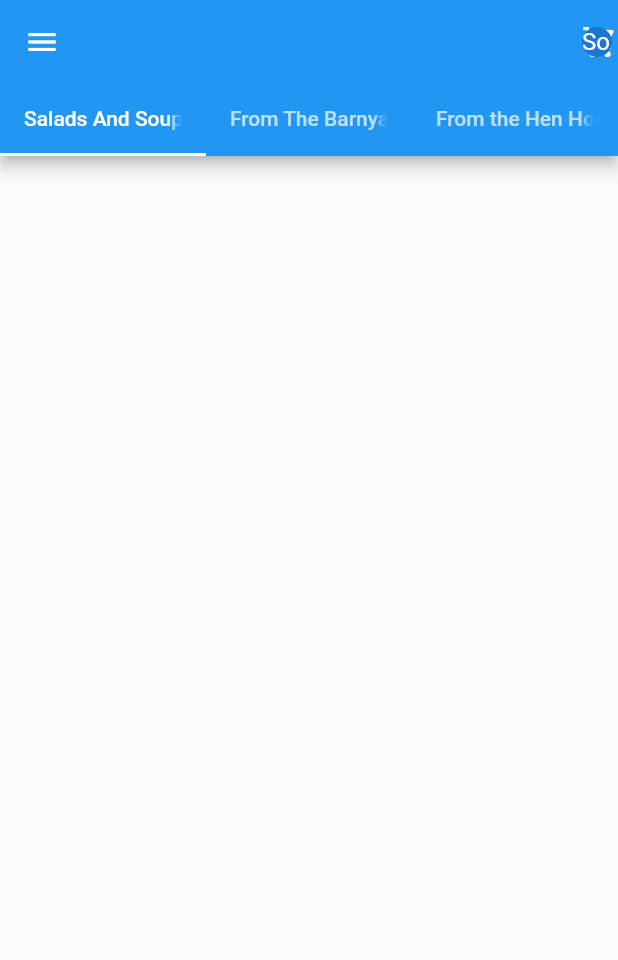
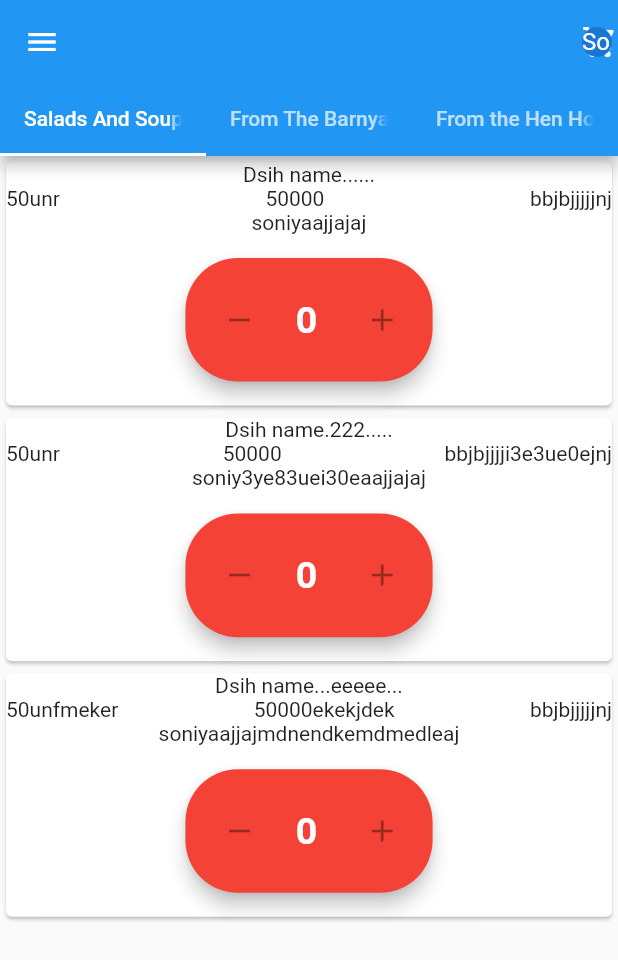
Before and after one commit to soniyaarockiya/collabo_demo_flutter, a Flutter app: the screen it shows after launch, on a phone screen of 412 x 824 dp. Shown: the top 960 px of the screen. Run offline on Flutter 3.47's test engine with Material 2 defaults, Android fonts, the phone set to English and light mode, and no system bars; network calls fail.

Commit message:
Second Commit

```diff
--- /dev/null
+++ b/lib/data/food_item_pojo.dart
@@ -0,0 +1,14 @@
+class FoodItem {
+  final String dishName;
+  final String dishPrice;
+  final String dishCalories;
+  final String dishDescription;
+  final String dishImageUrl;
+
+  FoodItem(
+      {this.dishName,
+      this.dishPrice,
+      this.dishCalories,
+      this.dishDescription,
+      this.dishImageUrl});
+}
--- a/lib/main.dart
+++ b/lib/main.dart
@@ -10,7 +10,7 @@ class MyApp extends StatelessWidget {
   @override
   Widget build(BuildContext context) {
     return MaterialApp(
-      debugShowCheckedModeBanner: false,
+      debugShowCheckedModeBanner: true,
       title: 'Flutter Demo',
       theme: ThemeData(
         primarySwatch: Colors.blue,
--- a/lib/screens/home_screen.dart
+++ b/lib/screens/home_screen.dart
@@ -1,5 +1,8 @@
+import 'package:collabo_demo_flutter/data/food_item_pojo.dart';
 import 'package:flutter/material.dart';
 import 'package:collabo_demo_flutter/sub_widgets/drawer_menu.dart';
+import 'package:collabo_demo_flutter/sub_widgets/list_view_builder.dart';
+import 'package:collabo_demo_flutter/service/api_service.dart';
 
 class HomePage extends StatefulWidget {
   static const id = 'home_screen';
@@ -14,6 +17,38 @@ class _HomePageState extends State<HomePage> {
     Tab(text: 'From The Barnyard'),
     Tab(text: 'From the Hen House'),
   ];
+
+  List<FoodItem> foodItemListInData = [
+    FoodItem(
+      dishName: 'Dsih name......',
+      dishPrice: '50unr',
+      dishCalories: '50000',
+      dishDescription: 'soniyaajjajaj',
+      dishImageUrl: 'bbjbjjjjjnj',
+    ),
+    FoodItem(
+      dishName: 'Dsih name.222.....',
+      dishPrice: '50unr',
+      dishCalories: '50000',
+      dishDescription: 'soniy3ye83uei30eaajjajaj',
+      dishImageUrl: 'bbjbjjjji3e3ue0ejnj',
+    ),
+    FoodItem(
+      dishName: 'Dsih name...eeeee...',
+      dishPrice: '50unfmeker',
+      dishCalories: '50000ekekjdek',
+      dishDescription: 'soniyaajjajmdnendkemdmedleaj',
+      dishImageUrl: 'bbjbjjjjjnj',
+    ),
+  ];
+
+  @override
+  void initState() {
+    // TODO: implement initState
+    super.initState();
+    ApiService apiService = new ApiService();
+    apiService.getFoodData();
+  }
 
   @override
   Widget build(BuildContext context) {
@@ -39,6 +74,17 @@ class _HomePageState extends State<HomePage> {
             ],
           ),
           drawer: DrawerMenu(),
+          body: TabBarView(children: [
+            ListViewBase(
+              foodList: foodItemListInData,
+            ),
+            ListViewBase(
+              foodList: foodItemListInData,
+            ),
+            ListViewBase(
+              foodList: foodItemListInData,
+            ),
+          ]),
         ),
       ),
     );
--- a/lib/screens/loginPage.dart
+++ b/lib/screens/loginPage.dart
@@ -30,14 +30,14 @@ class _LoginPageState extends State<LoginPage> {
               RoundedButton(
                 onPressed: null,
                 color: Colors.blue,
-                title: 'Google',
-                buttonIcon: Icons.check_circle,
+                middleText: 'Google',
+                buttonIcon1: Icons.check_circle,
               ),
               RoundedButton(
                 onPressed: null,
                 color: Colors.green,
-                title: 'Phone',
-                buttonIcon: Icons.phone,
+                middleText: 'Phone',
+                buttonIcon1: Icons.phone,
               ),
             ],
           ),
--- /dev/null
+++ b/lib/service/api_service.dart
@@ -0,0 +1,14 @@
+import 'package:collabo_demo_flutter/data/food_item_pojo.dart';
+import 'package:collabo_demo_flutter/service/networking.dart';
+
+class ApiService {
+  Networking _networking = new Networking();
+  List<FoodItem> foodItemList = [];
+
+  Future<void> getFoodData() async {
+    String url = "https://www.mocky.io/v2/5dfccffc310000efc8d2c1ad";
+    dynamic response = await _networking.getResponse(url);
+
+    print(response[0]["table_menu_list"]);
+  }
+}
--- /dev/null
+++ b/lib/service/networking.dart
@@ -0,0 +1,18 @@
+import 'dart:convert' as convert;
+
+import 'package:http/http.dart' as http;
+
+class Networking {
+  Future<dynamic> getResponse(String url) async {
+    http.Response response = await http.get(url);
+    if (response.statusCode == 200) {
+      dynamic jsonResponse = convert.jsonDecode(response.body);
+      return jsonResponse;
+    } else {
+      //10. Handle any errors that occur during the request.
+      print(response.statusCode);
+      //Optional: throw an error if our request fails.
+      throw 'Problem with the get request';
+    }
+  }
+}
--- a/lib/sub_widgets/drawer_menu.dart
+++ b/lib/sub_widgets/drawer_menu.dart
@@ -13,14 +13,16 @@ class _DrawerMenuState extends State<DrawerMenu> {
       child: Drawer(
         child: Column(
           children: <Widget>[
-            UserAccountsDrawerHeader(
-              accountName: Text('Some name'),
+            Center(
+              child: UserAccountsDrawerHeader(
+                accountName: Center(child: Text('Some name')),
                 accountEmail: null,
                 decoration: BoxDecoration(
                     color: Colors.green,
                     borderRadius: BorderRadius.only(
                         bottomRight: Radius.circular(32.0),
                         bottomLeft: Radius.circular(32.0))),
+              ),
             ),
             ListTile(
               dense: false,
--- /dev/null
+++ b/lib/sub_widgets/list_card.dart
@@ -0,0 +1,65 @@
+import 'package:flutter/material.dart';
+import 'package:collabo_demo_flutter/sub_widgets/roundButtons.dart';
+import 'package:collabo_demo_flutter/data/food_item_pojo.dart';
+
+class ListCard extends StatefulWidget {
+  final FoodItem foodItem;
+
+  ListCard({this.foodItem});
+
+  @override
+  _ListCardState createState() => _ListCardState();
+}
+
+class _ListCardState extends State<ListCard> {
+  int itemCount = 0;
+
+  @override
+  Widget build(BuildContext context) {
+    return Card(
+      child: Column(
+        mainAxisAlignment: MainAxisAlignment.center,
+        children: <Widget>[
+          Text(widget.foodItem.dishName),
+          Row(
+            mainAxisAlignment: MainAxisAlignment.spaceBetween,
+            children: <Widget>[
+              Text(widget.foodItem.dishPrice),
+              Text(widget.foodItem.dishCalories),
+              Text(widget.foodItem.dishImageUrl),
+            ],
+          ),
+          Text(widget.foodItem.dishDescription),
+          Container(
+            width: MediaQuery.of(context).copyWith().size.height / 5,
+            child: RoundedButton(
+              color: Colors.red,
+              middleText: '$itemCount',
+              onPressed: null,
+              buttonIcon1: Icons.remove,
+              onIconPress1: decreaseItem,
+              onIconPress2: increaseItem,
+              buttonIcon2: Icons.add,
+            ),
+          )
+        ],
+      ),
+    );
+  }
+
+  void increaseItem() {
+    if (itemCount <= 9) {
+      setState(() {
+        itemCount = itemCount + 1;
+      });
+    }
+  }
+
+  void decreaseItem() {
+    if (itemCount != 0) {
+      setState(() {
+        itemCount = itemCount - 1;
+      });
+    }
+  }
+}
--- /dev/null
+++ b/lib/sub_widgets/list_view_builder.dart
@@ -0,0 +1,26 @@
+import 'package:collabo_demo_flutter/data/food_item_pojo.dart';
+import 'package:collabo_demo_flutter/sub_widgets/list_card.dart';
+import 'package:flutter/material.dart';
+
+class ListViewBase extends StatefulWidget {
+  final List<FoodItem> foodList;
+
+  ListViewBase({this.foodList});
+
+  @override
+  _ListViewBaseState createState() => _ListViewBaseState();
+}
+
+class _ListViewBaseState extends State<ListViewBase> {
+  @override
+  Widget build(BuildContext context) {
+    return ListView.builder(
+      itemCount: widget.foodList.length,
+      itemBuilder: (context, index) {
+        return ListCard(
+          foodItem: widget.foodList[index],
+        );
+      },
+    );
+  }
+}
--- a/lib/sub_widgets/roundButtons.dart
+++ b/lib/sub_widgets/roundButtons.dart
@@ -3,12 +3,21 @@ import 'package:collabo_demo_flutter/constants/ui_constants.dart';
 
 class RoundedButton extends StatelessWidget {
   RoundedButton(
-      {this.title, this.color, @required this.onPressed, this.buttonIcon});
+      {this.middleText,
+      this.color,
+      @required this.onPressed,
+      this.buttonIcon1,
+      this.buttonIcon2,
+      this.onIconPress1,
+      this.onIconPress2});
 
-  final String title;
+  final String middleText;
   final Function onPressed;
   final Color color;
-  final IconData buttonIcon;
+  final IconData buttonIcon1;
+  final IconData buttonIcon2;
+  final Function onIconPress1;
+  final Function onIconPress2;
 
   @override
   Widget build(BuildContext context) {
@@ -23,15 +32,27 @@ class RoundedButton extends StatelessWidget {
           minWidth: MediaQuery.of(context).copyWith().size.width / 30,
           height: MediaQuery.of(context).copyWith().size.height / 10,
           child: Row(
+            mainAxisAlignment: MainAxisAlignment.spaceBetween,
             children: <Widget>[
-              Icon(
-                buttonIcon,
+              Expanded(
+                child: IconButton(
+                  icon: Icon(buttonIcon1),
+                  onPressed: onIconPress1,
+                ),
               ),
               kSizedBoxWidth,
-              Text(
-                title,
-                style: kRoundedButtonTextStyle,
+              Expanded(
+                child: Text(
+                  middleText,
+                  style: kRoundedButtonTextStyle,
+                ),
               ),
+              Expanded(
+                child: IconButton(
+                  icon: Icon(buttonIcon2),
+                  onPressed: onIconPress2,
+                ),
+              )
             ],
           ),
         ),
--- a/pubspec.yaml
+++ b/pubspec.yaml
@@ -28,8 +28,10 @@ dependencies:
   # The following adds the Cupertino Icons font to your application.
   # Use with the CupertinoIcons class for iOS style icons.
   cupertino_icons: ^0.1.3
-#  firebase_auth: ^0.16.1
-#  google_sign_in: ^4.5.1
+  #  firebase_auth: ^0.16.1
+  #  google_sign_in: ^4.5.1
+  http: ^0.12.2
+
 
 
 
```
Also changed, not shown: pubspec.lock. Lines whose indentation alone changed are shown as unchanged.
